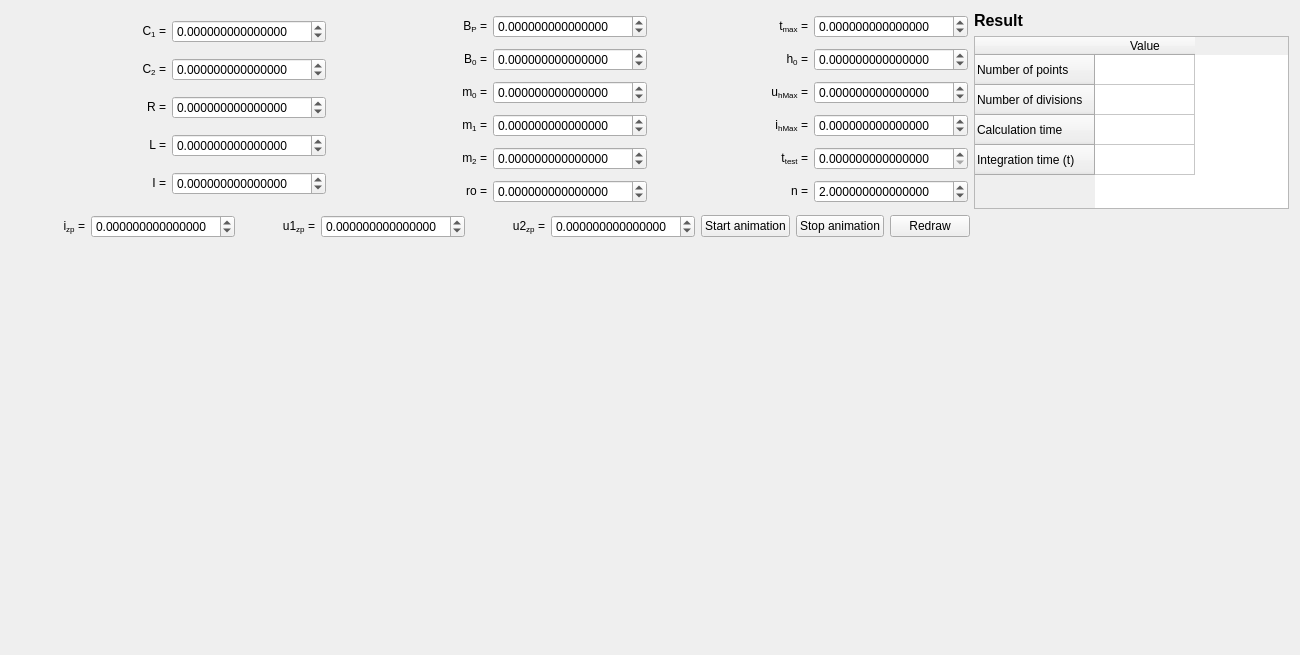
Qt form widgets/trajectorywidget.ui (zsolt-racz/chua-trajectory-visualiser) before a commit.
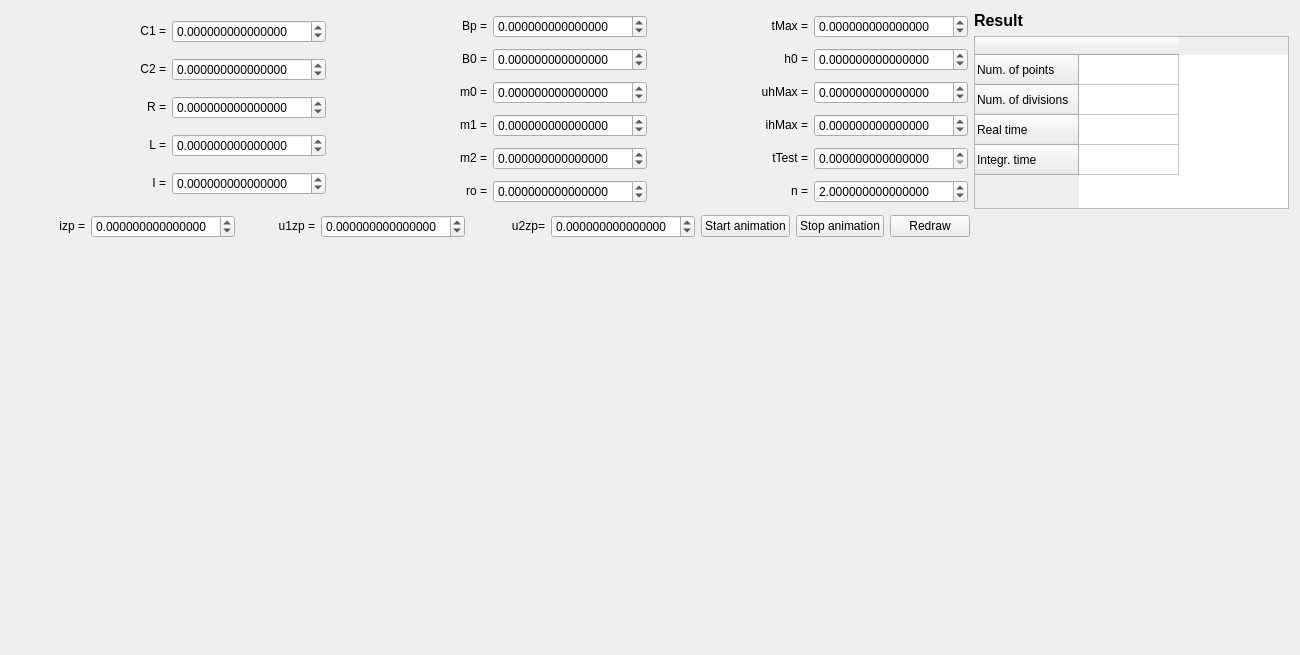
The same form after that commit. Custom widgets are drawn as their Qt base class.

Patch:
```diff
--- a/widgets/trajectorywidget.ui
+++ b/widgets/trajectorywidget.ui
@@ -29,7 +29,7 @@
          <item>
           <widget class="QLabel" name="label">
            <property name="text">
-            <string>&lt;html&gt;&lt;head/&gt;&lt;body&gt;&lt;p align=&quot;right&quot;&gt;C&lt;span style=&quot; vertical-align:sub;&quot;&gt;1&lt;/span&gt; =&lt;/p&gt;&lt;/body&gt;&lt;/html&gt;</string>
+            <string>&lt;html&gt;&lt;head/&gt;&lt;body&gt;&lt;p align=&quot;right&quot;&gt;C1 =&lt;/p&gt;&lt;/body&gt;&lt;/html&gt;</string>
            </property>
           </widget>
          </item>
@@ -53,7 +53,7 @@
          <item>
           <widget class="QLabel" name="label_2">
            <property name="text">
-            <string>&lt;html&gt;&lt;head/&gt;&lt;body&gt;&lt;p align=&quot;right&quot;&gt;C&lt;span style=&quot; vertical-align:sub;&quot;&gt;2&lt;/span&gt; =&lt;/p&gt;&lt;/body&gt;&lt;/html&gt;</string>
+            <string>&lt;html&gt;&lt;head/&gt;&lt;body&gt;&lt;p align=&quot;right&quot;&gt;C2 =&lt;/p&gt;&lt;/body&gt;&lt;/html&gt;</string>
            </property>
           </widget>
          </item>
@@ -153,7 +153,7 @@
          <item>
           <widget class="QLabel" name="label_4">
            <property name="text">
-            <string>&lt;html&gt;&lt;head/&gt;&lt;body&gt;&lt;p align=&quot;right&quot;&gt;B&lt;span style=&quot; vertical-align:sub;&quot;&gt;P&lt;/span&gt; =&lt;/p&gt;&lt;/body&gt;&lt;/html&gt;</string>
+            <string>&lt;html&gt;&lt;head/&gt;&lt;body&gt;&lt;p align=&quot;right&quot;&gt;Bp =&lt;/p&gt;&lt;/body&gt;&lt;/html&gt;</string>
            </property>
           </widget>
          </item>
@@ -177,7 +177,7 @@
          <item>
           <widget class="QLabel" name="label_5">
            <property name="text">
-            <string>&lt;html&gt;&lt;head/&gt;&lt;body&gt;&lt;p align=&quot;right&quot;&gt;B&lt;span style=&quot; vertical-align:sub;&quot;&gt;0&lt;/span&gt; =&lt;/p&gt;&lt;/body&gt;&lt;/html&gt;</string>
+            <string>&lt;html&gt;&lt;head/&gt;&lt;body&gt;&lt;p align=&quot;right&quot;&gt;B0 =&lt;/p&gt;&lt;/body&gt;&lt;/html&gt;</string>
            </property>
           </widget>
          </item>
@@ -201,7 +201,7 @@
          <item>
           <widget class="QLabel" name="label_9">
            <property name="text">
-            <string>&lt;html&gt;&lt;head/&gt;&lt;body&gt;&lt;p align=&quot;right&quot;&gt;m&lt;span style=&quot; vertical-align:sub;&quot;&gt;0&lt;/span&gt; =&lt;/p&gt;&lt;/body&gt;&lt;/html&gt;</string>
+            <string>&lt;html&gt;&lt;head/&gt;&lt;body&gt;&lt;p align=&quot;right&quot;&gt;m0 =&lt;/p&gt;&lt;/body&gt;&lt;/html&gt;</string>
            </property>
           </widget>
          </item>
@@ -225,7 +225,7 @@
          <item>
           <widget class="QLabel" name="label_10">
            <property name="text">
-            <string>&lt;html&gt;&lt;head/&gt;&lt;body&gt;&lt;p align=&quot;right&quot;&gt;m&lt;span style=&quot; vertical-align:sub;&quot;&gt;1&lt;/span&gt; =&lt;/p&gt;&lt;/body&gt;&lt;/html&gt;</string>
+            <string>&lt;html&gt;&lt;head/&gt;&lt;body&gt;&lt;p align=&quot;right&quot;&gt;m1 =&lt;/p&gt;&lt;/body&gt;&lt;/html&gt;</string>
            </property>
           </widget>
          </item>
@@ -249,7 +249,7 @@
          <item>
           <widget class="QLabel" name="label_11">
            <property name="text">
-            <string>&lt;html&gt;&lt;head/&gt;&lt;body&gt;&lt;p align=&quot;right&quot;&gt;m&lt;span style=&quot; vertical-align:sub;&quot;&gt;2&lt;/span&gt; =&lt;/p&gt;&lt;/body&gt;&lt;/html&gt;</string>
+            <string>&lt;html&gt;&lt;head/&gt;&lt;body&gt;&lt;p align=&quot;right&quot;&gt;m2 =&lt;/p&gt;&lt;/body&gt;&lt;/html&gt;</string>
            </property>
           </widget>
          </item>
@@ -301,7 +301,7 @@
          <item>
           <widget class="QLabel" name="label_12">
            <property name="text">
-            <string>&lt;html&gt;&lt;head/&gt;&lt;body&gt;&lt;p align=&quot;right&quot;&gt;t&lt;span style=&quot; vertical-align:sub;&quot;&gt;max&lt;/span&gt; =&lt;/p&gt;&lt;/body&gt;&lt;/html&gt;</string>
+            <string>&lt;html&gt;&lt;head/&gt;&lt;body&gt;&lt;p align=&quot;right&quot;&gt;tMax =&lt;/p&gt;&lt;/body&gt;&lt;/html&gt;</string>
            </property>
           </widget>
          </item>
@@ -325,7 +325,7 @@
          <item>
           <widget class="QLabel" name="label_13">
            <property name="text">
-            <string>&lt;html&gt;&lt;head/&gt;&lt;body&gt;&lt;p align=&quot;right&quot;&gt;h&lt;span style=&quot; vertical-align:sub;&quot;&gt;0&lt;/span&gt; =&lt;/p&gt;&lt;/body&gt;&lt;/html&gt;</string>
+            <string>&lt;html&gt;&lt;head/&gt;&lt;body&gt;&lt;p align=&quot;right&quot;&gt;h0 =&lt;/p&gt;&lt;/body&gt;&lt;/html&gt;</string>
            </property>
           </widget>
          </item>
@@ -349,7 +349,7 @@
          <item>
           <widget class="QLabel" name="label_17">
            <property name="text">
-            <string>&lt;html&gt;&lt;head/&gt;&lt;body&gt;&lt;p align=&quot;right&quot;&gt;u&lt;span style=&quot; vertical-align:sub;&quot;&gt;hMax&lt;/span&gt; =&lt;/p&gt;&lt;/body&gt;&lt;/html&gt;</string>
+            <string>&lt;html&gt;&lt;head/&gt;&lt;body&gt;&lt;p align=&quot;right&quot;&gt;uhMax =&lt;/p&gt;&lt;/body&gt;&lt;/html&gt;</string>
            </property>
           </widget>
          </item>
@@ -373,7 +373,7 @@
          <item>
           <widget class="QLabel" name="label_18">
            <property name="text">
-            <string>&lt;html&gt;&lt;head/&gt;&lt;body&gt;&lt;p align=&quot;right&quot;&gt;i&lt;span style=&quot; vertical-align:sub;&quot;&gt;hMax&lt;/span&gt; =&lt;/p&gt;&lt;/body&gt;&lt;/html&gt;</string>
+            <string>&lt;html&gt;&lt;head/&gt;&lt;body&gt;&lt;p align=&quot;right&quot;&gt;ihMax =&lt;/p&gt;&lt;/body&gt;&lt;/html&gt;</string>
            </property>
           </widget>
          </item>
@@ -397,7 +397,7 @@
          <item>
           <widget class="QLabel" name="label_20">
            <property name="text">
-            <string>&lt;html&gt;&lt;head/&gt;&lt;body&gt;&lt;p align=&quot;right&quot;&gt;t&lt;span style=&quot; vertical-align:sub;&quot;&gt;test&lt;/span&gt; =&lt;/p&gt;&lt;/body&gt;&lt;/html&gt;</string>
+            <string>&lt;html&gt;&lt;head/&gt;&lt;body&gt;&lt;p align=&quot;right&quot;&gt;tTest =&lt;/p&gt;&lt;/body&gt;&lt;/html&gt;</string>
            </property>
           </widget>
          </item>
@@ -473,27 +473,27 @@
          </property>
          <row>
           <property name="text">
-           <string>Number of points</string>
+           <string>Num. of points</string>
           </property>
          </row>
          <row>
           <property name="text">
-           <string>Number of divisions</string>
+           <string>Num. of divisions</string>
           </property>
          </row>
          <row>
           <property name="text">
-           <string>Calculation time</string>
+           <string>Real time</string>
           </property>
          </row>
          <row>
           <property name="text">
-           <string>Integration time (t)</string>
+           <string>Integr. time</string>
           </property>
          </row>
          <column>
           <property name="text">
-           <string>Value</string>
+           <string/>
           </property>
          </column>
         </widget>
@@ -515,7 +515,7 @@
        <item>
         <widget class="QLabel" name="label_14">
          <property name="text">
-          <string>&lt;html&gt;&lt;head/&gt;&lt;body&gt;&lt;p align=&quot;right&quot;&gt;i&lt;span style=&quot; vertical-align:sub;&quot;&gt;zp&lt;/span&gt; =&lt;/p&gt;&lt;/body&gt;&lt;/html&gt;</string>
+          <string>&lt;html&gt;&lt;head/&gt;&lt;body&gt;&lt;p align=&quot;right&quot;&gt;izp =&lt;/p&gt;&lt;/body&gt;&lt;/html&gt;</string>
          </property>
         </widget>
        </item>
@@ -535,7 +535,7 @@
        <item>
         <widget class="QLabel" name="label_15">
          <property name="text">
-          <string>&lt;html&gt;&lt;head/&gt;&lt;body&gt;&lt;p align=&quot;right&quot;&gt;u1&lt;span style=&quot; vertical-align:sub;&quot;&gt;zp&lt;/span&gt; =&lt;/p&gt;&lt;/body&gt;&lt;/html&gt;</string>
+          <string>&lt;html&gt;&lt;head/&gt;&lt;body&gt;&lt;p align=&quot;right&quot;&gt;u1zp =&lt;/p&gt;&lt;/body&gt;&lt;/html&gt;</string>
          </property>
         </widget>
        </item>
@@ -555,7 +555,7 @@
        <item>
         <widget class="QLabel" name="label_16">
          <property name="text">
-          <string>&lt;html&gt;&lt;head/&gt;&lt;body&gt;&lt;p align=&quot;right&quot;&gt;u2&lt;span style=&quot; vertical-align:sub;&quot;&gt;zp&lt;/span&gt; =&lt;/p&gt;&lt;/body&gt;&lt;/html&gt;</string>
+          <string>&lt;html&gt;&lt;head/&gt;&lt;body&gt;&lt;p align=&quot;right&quot;&gt;u2zp&lt;span style=&quot; vertical-align:sub;&quot;/&gt;=&lt;/p&gt;&lt;/body&gt;&lt;/html&gt;</string>
          </property>
         </widget>
        </item>
```
